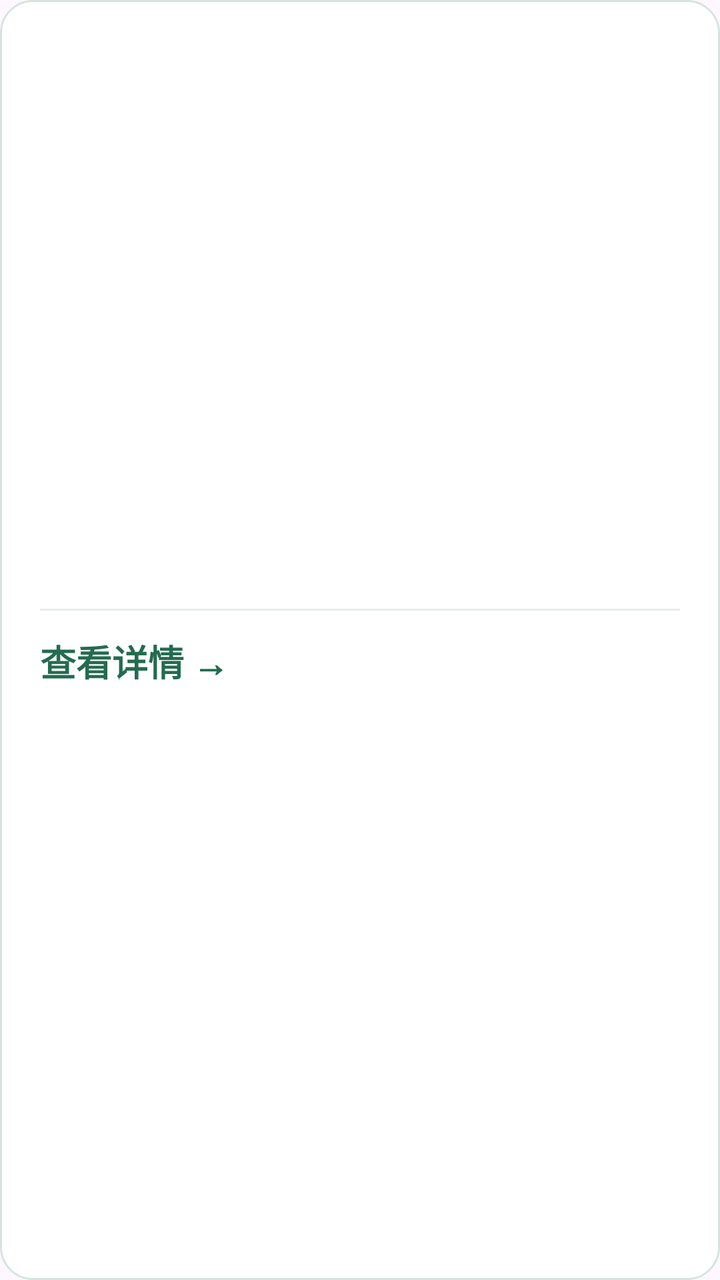
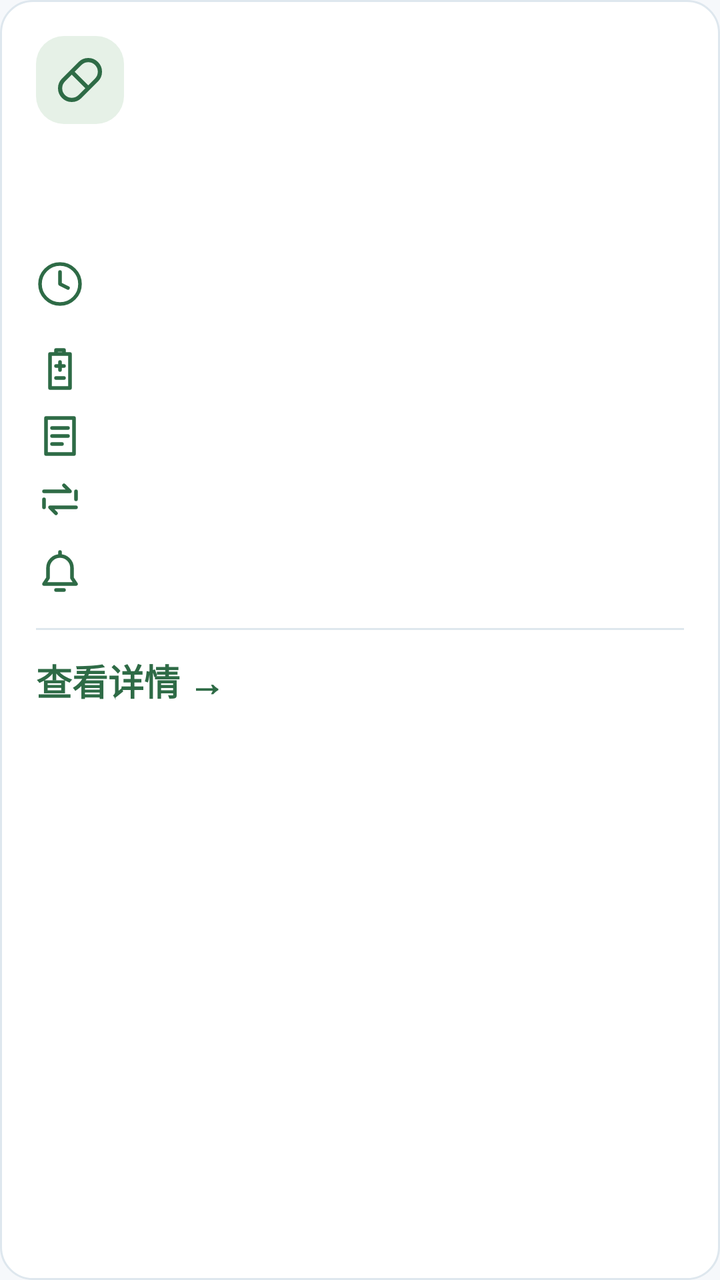

Two renders of the same Android screen: before a commit and after it. Below are the layout's source before the change and the commit's diff.
<!-- AndroidManifest.xml: application theme Theme.MedicineReminder -->
<!-- res/layout/item_medicine_card.xml -->
<LinearLayout xmlns:android="http://schemas.android.com/apk/res/android" android:layout_width="match_parent" android:layout_height="wrap_content" android:orientation="vertical" android:padding="20dp" android:background="@drawable/bg_medicine_card" android:foreground="?attr/selectableItemBackground" android:descendantFocusability="blocksDescendants">
  <TextView android:id="@+id/tvCardName" android:layout_width="match_parent" android:layout_height="wrap_content" android:textSize="25sp" android:textStyle="bold" android:textColor="#174D39" />
  <LinearLayout android:id="@+id/cardDetails" android:layout_width="match_parent" android:layout_height="wrap_content" android:orientation="vertical">
    <TextView android:id="@+id/tvCardTaken" android:layout_width="wrap_content" android:layout_height="wrap_content" android:layout_marginTop="12dp" android:paddingStart="10dp" android:paddingEnd="10dp" android:paddingTop="6dp" android:paddingBottom="6dp" android:textSize="17sp" />
    <TextView android:id="@+id/tvCardTime" android:layout_width="match_parent" android:layout_height="wrap_content" android:textSize="26sp" android:textStyle="bold" android:textColor="#203B2E" android:layout_marginTop="16dp" />
    <TextView android:id="@+id/tvCardDose" android:layout_width="match_parent" android:layout_height="wrap_content" android:layout_marginTop="12dp" android:textSize="20sp" android:textColor="#46594D" />
    <TextView android:id="@+id/tvCardMeal" android:layout_width="match_parent" android:layout_height="wrap_content" android:layout_marginTop="6dp" android:textSize="20sp" android:textColor="#46594D" />
    <TextView android:id="@+id/tvCardRepeat" android:layout_width="match_parent" android:layout_height="wrap_content" android:textSize="18sp" android:textColor="#66756D" android:layout_marginTop="6dp" />
    <TextView android:id="@+id/tvCardReminder" android:layout_width="match_parent" android:layout_height="wrap_content" android:layout_marginTop="12dp" android:textSize="17sp" android:textColor="#52685A" />
    <View android:layout_width="match_parent" android:layout_height="1dp" android:layout_marginTop="16dp" android:background="#E6EEE9" />
    <TextView android:layout_width="match_parent" android:layout_height="wrap_content" android:layout_marginTop="12dp" android:text="@string/card_open_detail" android:textSize="18sp" android:textStyle="bold" android:textColor="#246B50" />
  </LinearLayout>
</LinearLayout>
<!-- resources referenced by this layout -->
<resources>
  <!-- drawable bg_medicine_card (drawable) -->
  <?xml version="1.0" encoding="utf-8"?>
  <shape xmlns:android="http://schemas.android.com/apk/res/android"
      android:shape="rectangle">
  
      <solid android:color="#FFFFFF" />
  
      <corners android:radius="16dp" />
  
      <stroke
          android:width="1dp"
          android:color="#D5E5DD" />
  
  </shape>
  <style name="Base.Theme.MedicineReminder" parent="Theme.Material3.DayNight.NoActionBar">
          
          
      </style>
  <!-- unchanged entries left out for length: 2 -->
</resources>

<!-- the commit's change to res/layout/item_medicine_card.xml (unified diff, before → after) -->
@@ -1,13 +1,16 @@
-<LinearLayout xmlns:android="http://schemas.android.com/apk/res/android" android:layout_width="match_parent" android:layout_height="wrap_content" android:orientation="vertical" android:padding="20dp" android:background="@drawable/bg_medicine_card" android:foreground="?attr/selectableItemBackground" android:descendantFocusability="blocksDescendants">
-  <TextView android:id="@+id/tvCardName" android:layout_width="match_parent" android:layout_height="wrap_content" android:textSize="25sp" android:textStyle="bold" android:textColor="#174D39" />
+<LinearLayout xmlns:android="http://schemas.android.com/apk/res/android" android:layout_width="match_parent" android:layout_height="wrap_content" android:orientation="vertical" android:padding="18dp" android:background="@drawable/bg_medicine_card" android:foreground="?attr/selectableItemBackground" android:descendantFocusability="blocksDescendants">
+  <LinearLayout android:layout_width="match_parent" android:layout_height="wrap_content" android:orientation="horizontal" android:gravity="center_vertical">
+    <ImageView android:layout_width="44dp" android:layout_height="44dp" android:src="@drawable/ui_ic_pill" android:padding="8dp" android:contentDescription="@null" android:importantForAccessibility="no" android:focusable="false" android:clickable="false" android:background="@drawable/bg_ui_icon" />
+    <TextView android:id="@+id/tvCardName" android:layout_width="0dp" android:layout_height="wrap_content" android:textSize="25sp" android:textStyle="bold" android:textColor="@color/brand_primary_dark" android:layout_weight="1" android:layout_marginStart="12dp" />
+  </LinearLayout>
   <LinearLayout android:id="@+id/cardDetails" android:layout_width="match_parent" android:layout_height="wrap_content" android:orientation="vertical">
     <TextView android:id="@+id/tvCardTaken" android:layout_width="wrap_content" android:layout_height="wrap_content" android:layout_marginTop="12dp" android:paddingStart="10dp" android:paddingEnd="10dp" android:paddingTop="6dp" android:paddingBottom="6dp" android:textSize="17sp" />
-    <TextView android:id="@+id/tvCardTime" android:layout_width="match_parent" android:layout_height="wrap_content" android:textSize="26sp" android:textStyle="bold" android:textColor="#203B2E" android:layout_marginTop="16dp" />
-    <TextView android:id="@+id/tvCardDose" android:layout_width="match_parent" android:layout_height="wrap_content" android:layout_marginTop="12dp" android:textSize="20sp" android:textColor="#46594D" />
-    <TextView android:id="@+id/tvCardMeal" android:layout_width="match_parent" android:layout_height="wrap_content" android:layout_marginTop="6dp" android:textSize="20sp" android:textColor="#46594D" />
-    <TextView android:id="@+id/tvCardRepeat" android:layout_width="match_parent" android:layout_height="wrap_content" android:textSize="18sp" android:textColor="#66756D" android:layout_marginTop="6dp" />
-    <TextView android:id="@+id/tvCardReminder" android:layout_width="match_parent" android:layout_height="wrap_content" android:layout_marginTop="12dp" android:textSize="17sp" android:textColor="#52685A" />
-    <View android:layout_width="match_parent" android:layout_height="1dp" android:layout_marginTop="16dp" android:background="#E6EEE9" />
-    <TextView android:layout_width="match_parent" android:layout_height="wrap_content" android:layout_marginTop="12dp" android:text="@string/card_open_detail" android:textSize="18sp" android:textStyle="bold" android:textColor="#246B50" />
+    <TextView android:id="@+id/tvCardTime" android:layout_width="match_parent" android:layout_height="wrap_content" android:textSize="26sp" android:textStyle="bold" android:textColor="@color/app_ink" android:layout_marginTop="16dp" android:drawableStart="@drawable/ui_ic_clock" android:drawablePadding="10dp" />
+    <TextView android:id="@+id/tvCardDose" android:layout_width="match_parent" android:layout_height="wrap_content" android:layout_marginTop="12dp" android:textSize="20sp" android:textColor="@color/app_body" android:drawableStart="@drawable/ui_ic_dose" android:drawablePadding="10dp" />
+    <TextView android:id="@+id/tvCardMeal" android:layout_width="match_parent" android:layout_height="wrap_content" android:layout_marginTop="6dp" android:textSize="20sp" android:textColor="@color/app_body" android:drawableStart="@drawable/ui_ic_note" android:drawablePadding="10dp" />
+    <TextView android:id="@+id/tvCardRepeat" android:layout_width="match_parent" android:layout_height="wrap_content" android:textSize="18sp" android:textColor="@color/app_muted" android:layout_marginTop="6dp" android:drawableStart="@drawable/ui_ic_repeat" android:drawablePadding="10dp" />
+    <TextView android:id="@+id/tvCardReminder" android:layout_width="match_parent" android:layout_height="wrap_content" android:layout_marginTop="12dp" android:textSize="17sp" android:textColor="@color/app_muted" android:drawableStart="@drawable/ui_ic_bell" android:drawablePadding="10dp" />
+    <View android:layout_width="match_parent" android:layout_height="1dp" android:layout_marginTop="16dp" android:background="@color/app_border" />
+    <TextView android:layout_width="match_parent" android:layout_height="wrap_content" android:layout_marginTop="12dp" android:text="@string/card_open_detail" android:textSize="18sp" android:textStyle="bold" android:textColor="@color/brand_primary" />
   </LinearLayout>
 </LinearLayout>
<!-- resource entries referenced after the edit -->
@@ -1,5 +1,11 @@
 <!-- resources referenced by this layout -->
 <resources>
+  <color name="app_body">#475569</color>
+  <color name="app_border">#DEE7EE</color>
+  <color name="app_ink">#1E293B</color>
+  <color name="app_muted">#5D6B7E</color>
+  <color name="brand_primary">#2E6B46</color>
+  <color name="brand_primary_dark">#204D34</color>
   <!-- drawable bg_medicine_card (drawable) -->
   <?xml version="1.0" encoding="utf-8"?>
   <shape xmlns:android="http://schemas.android.com/apk/res/android"
@@ -11,13 +17,47 @@
   
       <stroke
           android:width="1dp"
-          android:color="#D5E5DD" />
+          android:color="@color/app_border" />
   
   </shape>
-  <style name="Base.Theme.MedicineReminder" parent="Theme.Material3.DayNight.NoActionBar">
-          
-          
-      </style>
+  <!-- drawable bg_ui_icon (drawable) -->
+  <shape xmlns:android="http://schemas.android.com/apk/res/android"><solid android:color="@color/brand_primary_soft" /><corners android:radius="14dp" /></shape>
+  <!-- drawable ui_ic_bell (drawable) -->
+  <vector xmlns:android="http://schemas.android.com/apk/res/android" android:width="24dp" android:height="24dp" android:viewportWidth="24" android:viewportHeight="24"><path android:fillColor="#00000000" android:strokeColor="@color/brand_primary" android:strokeWidth="1.8" android:strokeLineCap="round" android:strokeLineJoin="round" android:pathData="M6,10a6,6 0,0 1,12,0v5l2,3H4l2,-3zM10,21h4M12,2v2" /></vector>
+  <!-- drawable ui_ic_clock (drawable) -->
+  <vector xmlns:android="http://schemas.android.com/apk/res/android" android:width="24dp" android:height="24dp" android:viewportWidth="24" android:viewportHeight="24"><path android:fillColor="#00000000" android:strokeColor="@color/brand_primary" android:strokeWidth="1.8" android:strokeLineCap="round" android:strokeLineJoin="round" android:pathData="M12,2A10,10 0,1 0,12,22A10,10 0,1 0,12,2M12,6v6l4,2" /></vector>
+  <!-- drawable ui_ic_dose (drawable) -->
+  <vector xmlns:android="http://schemas.android.com/apk/res/android" android:width="24dp" android:height="24dp" android:viewportWidth="24" android:viewportHeight="24"><path android:fillColor="#00000000" android:strokeColor="@color/brand_primary" android:strokeWidth="1.8" android:strokeLineCap="round" android:strokeLineJoin="round" android:pathData="M7,4h10v17H7zM10,4V2h4v2M10,10h4M12,8v4M10,16h4" /></vector>
+  <!-- drawable ui_ic_note (drawable) -->
+  <vector xmlns:android="http://schemas.android.com/apk/res/android" android:width="24dp" android:height="24dp" android:viewportWidth="24" android:viewportHeight="24"><path android:fillColor="#00000000" android:strokeColor="@color/brand_primary" android:strokeWidth="1.8" android:strokeLineCap="round" android:strokeLineJoin="round" android:pathData="M5,3h14v18H5zM8,8h8M8,12h8M8,16h5" /></vector>
+  <!-- drawable ui_ic_pill (drawable) -->
+  <vector xmlns:android="http://schemas.android.com/apk/res/android" android:width="24dp" android:height="24dp" android:viewportWidth="24" android:viewportHeight="24"><group android:rotation="-45" android:pivotX="12" android:pivotY="12"><path android:fillColor="#00000000" android:strokeColor="@color/brand_primary" android:strokeWidth="1.8" android:strokeLineCap="round" android:pathData="M7,7h10a5,5 0,0 1,0,10H7a5,5 0,0 1,0,-10zM12,7v10" /></group></vector>
+  <!-- drawable ui_ic_repeat (drawable) -->
+  <vector xmlns:android="http://schemas.android.com/apk/res/android" android:width="24dp" android:height="24dp" android:viewportWidth="24" android:viewportHeight="24"><path android:fillColor="#00000000" android:strokeColor="@color/brand_primary" android:strokeWidth="1.8" android:strokeLineCap="round" android:strokeLineJoin="round" android:pathData="M4,8h13l-3,-3M20,16H7l3,3M20,8v4M4,16v-4" /></vector>
+  <color name="brand_primary_soft">#E6F1E7</color>
+  <style name="Base.Theme.MedicineReminder" parent="Theme.Material3.Light.NoActionBar">
+      <item name="colorPrimary">@color/brand_primary</item>
+      <item name="colorOnPrimary">@color/brand_on_primary</item>
+      <item name="colorPrimaryContainer">@color/brand_primary_soft</item>
+      <item name="colorOnPrimaryContainer">@color/brand_primary_dark</item>
+      <item name="colorSecondary">@color/brand_secondary</item>
+      <item name="colorOnSecondary">@color/brand_on_primary</item>
+      <item name="colorSurface">@color/app_surface</item>
+      <item name="colorOnSurface">@color/app_ink</item>
+      <item name="colorOnSurfaceVariant">@color/app_muted</item>
+      <item name="colorError">@color/danger_text</item>
+      <item name="android:windowBackground">@color/app_background</item>
+      <item name="android:colorBackground">@color/app_background</item>
+      <item name="android:statusBarColor">@android:color/transparent</item>
+      <item name="android:navigationBarColor">@color/app_surface</item>
+      <item name="android:windowLightStatusBar">true</item>
+      <item name="android:windowLightNavigationBar">true</item>
+    </style>
+  <color name="brand_on_primary">#FFFFFF</color>
+  <color name="brand_secondary">#3D7954</color>
+  <color name="app_surface">#FFFFFF</color>
+  <color name="danger_text">#B42318</color>
+  <color name="app_background">#F6F8FB</color>
   <!-- unchanged entries left out for length: 2 -->
 </resources>
 
